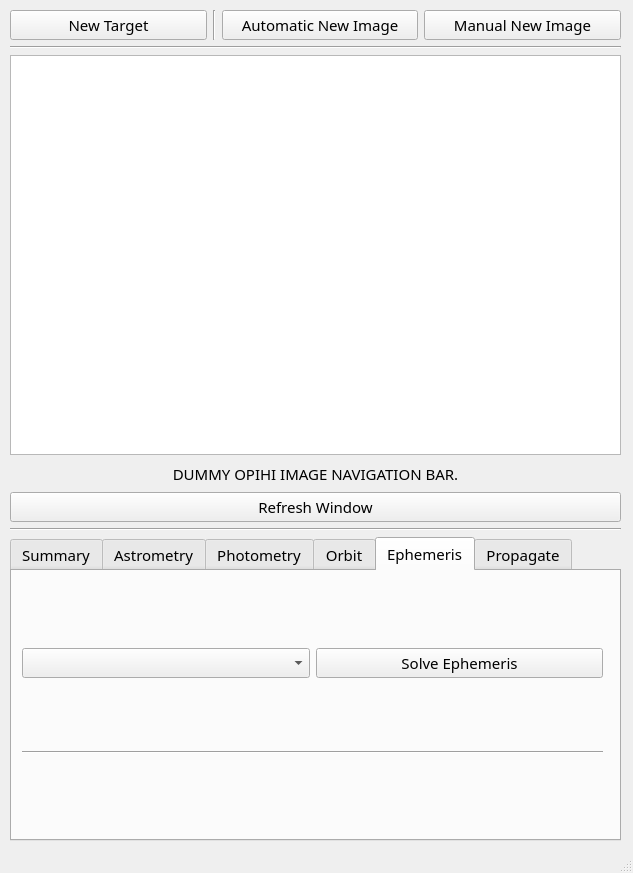
Before: the Qt Designer form src/opihiexarata/gui/qtui/primary.ui in psmd-iberutaru/OpihiExarata, drawn with Qt 5.
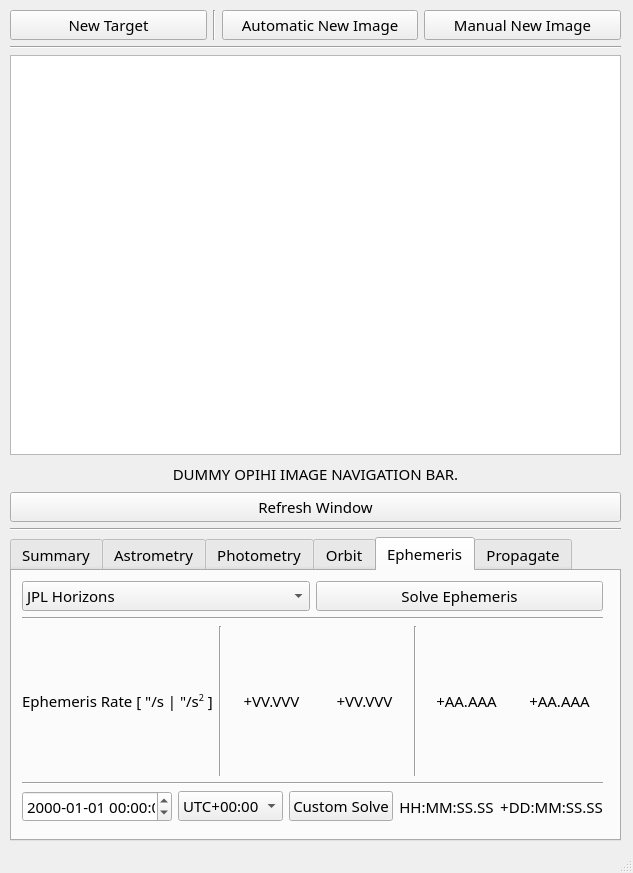
After: the same form once the commit is applied.

```diff
--- a/src/opihiexarata/gui/qtui/primary.ui
+++ b/src/opihiexarata/gui/qtui/primary.ui
@@ -735,7 +735,13 @@
             <item>
              <layout class="QHBoxLayout" name="horizontal_layout_solve_ephemeris">
               <item>
-               <widget class="QComboBox" name="combo_box_ephemeris_solve_engine"/>
+               <widget class="QComboBox" name="combo_box_ephemeris_solve_engine">
+                <item>
+                 <property name="text">
+                  <string>JPL Horizons</string>
+                 </property>
+                </item>
+               </widget>
               </item>
               <item>
                <widget class="QPushButton" name="push_button_ephemeris_solve_ephemeris">
@@ -752,6 +758,78 @@
               </item>
              </layout>
             </item>
+            <item>
+             <widget class="Line" name="line_19">
+              <property name="orientation">
+               <enum>Qt::Horizontal</enum>
+              </property>
+             </widget>
+            </item>
+            <item>
+             <layout class="QGridLayout" name="grid_layout_ephemeris_rate_results">
+              <item row="0" column="5">
+               <widget class="Line" name="line_17">
+                <property name="orientation">
+                 <enum>Qt::Vertical</enum>
+                </property>
+               </widget>
+              </item>
+              <item row="0" column="6">
+               <widget class="QLabel" name="label_dynamic_ephemeris_ra_acceleration">
+                <property name="text">
+                 <string>+AA.AAA</string>
+                </property>
+                <property name="alignment">
+                 <set>Qt::AlignCenter</set>
+                </property>
+               </widget>
+              </item>
+              <item row="0" column="7">
+               <widget class="QLabel" name="label_dynamic_ephemeris_dec_acceleration">
+                <property name="text">
+                 <string>+AA.AAA</string>
+                </property>
+                <property name="alignment">
+                 <set>Qt::AlignCenter</set>
+                </property>
+               </widget>
+              </item>
+              <item row="0" column="4">
+               <widget class="QLabel" name="label_dynamic_ephemeris_dec_velocity">
+                <property name="text">
+                 <string>+VV.VVV</string>
+                </property>
+                <property name="alignment">
+                 <set>Qt::AlignCenter</set>
+                </property>
+               </widget>
+              </item>
+              <item row="0" column="2">
+               <widget class="Line" name="line_18">
+                <property name="orientation">
+                 <enum>Qt::Vertical</enum>
+                </property>
+               </widget>
+              </item>
+              <item row="0" column="3">
+               <widget class="QLabel" name="label_dynamic_ephemeris_ra_velocity">
+                <property name="text">
+                 <string>+VV.VVV</string>
+                </property>
+                <property name="alignment">
+                 <set>Qt::AlignCenter</set>
+                </property>
+               </widget>
+              </item>
+              <item row="0" column="0">
+               <widget class="QLabel" name="label_static_ephemeris_rate">
+                <property name="text">
+                 <string>&lt;html&gt;&lt;head/&gt;&lt;body&gt;&lt;p&gt;Ephemeris Rate [ &amp;quot;/s | &amp;quot;/s&lt;span style=&quot; vertical-align:super;&quot;&gt;2&lt;/span&gt; ]&lt;/p&gt;&lt;/body&gt;&lt;/html&gt;</string>
+                </property>
+               </widget>
+              </item>
+             </layout>
+            </item>
             <item>
              <widget class="Line" name="line_6">
               <property name="orientation">
@@ -760,7 +838,68 @@
              </widget>
             </item>
             <item>
-             <layout class="QHBoxLayout" name="horizontal_layout_ephemeris_results"/>
+             <layout class="QGridLayout" name="grid_layout_ephemeris_custom_entry">
+              <item row="0" column="3">
+               <widget class="QLabel" name="label_dynamic_ephemeris_custom_ra">
+                <property name="text">
+                 <string>HH:MM:SS.SS</string>
+                </property>
+                <property name="alignment">
+                 <set>Qt::AlignCenter</set>
+                </property>
+               </widget>
+              </item>
+              <item row="0" column="0">
+               <widget class="QDateTimeEdit" name="date_time_edit_ephemeris_date_time">
+                <property name="displayFormat">
+                 <string>yyyy-MM-dd HH:mm:ss</string>
+                </property>
+                <property name="timeSpec">
+                 <enum>Qt::LocalTime</enum>
+                </property>
+               </widget>
+              </item>
+              <item row="0" column="4">
+               <widget class="QLabel" name="label_dynamic_ephemeris_custom_dec">
+                <property name="text">
+                 <string>+DD:MM:SS.SS</string>
+                </property>
+                <property name="alignment">
+                 <set>Qt::AlignCenter</set>
+                </property>
+               </widget>
+              </item>
+              <item row="0" column="1">
+               <widget class="QComboBox" name="combo_box_ephemeris_timezone">
+                <property name="layoutDirection">
+                 <enum>Qt::LeftToRight</enum>
+                </property>
+                <property name="minimumContentsLength">
+                 <number>0</number>
+                </property>
+                <property name="duplicatesEnabled">
+                 <bool>false</bool>
+                </property>
+                <item>
+                 <property name="text">
+                  <string>UTC+00:00</string>
+                 </property>
+                </item>
+                <item>
+                 <property name="text">
+                  <string>HST-10:00</string>
+                 </property>
+                </item>
+               </widget>
+              </item>
+              <item row="0" column="2">
+               <widget class="QPushButton" name="push_button_ephemeris_custom_solve">
+                <property name="text">
+                 <string>Custom Solve</string>
+                </property>
+               </widget>
+              </item>
+             </layout>
             </item>
            </layout>
           </widget>
```
